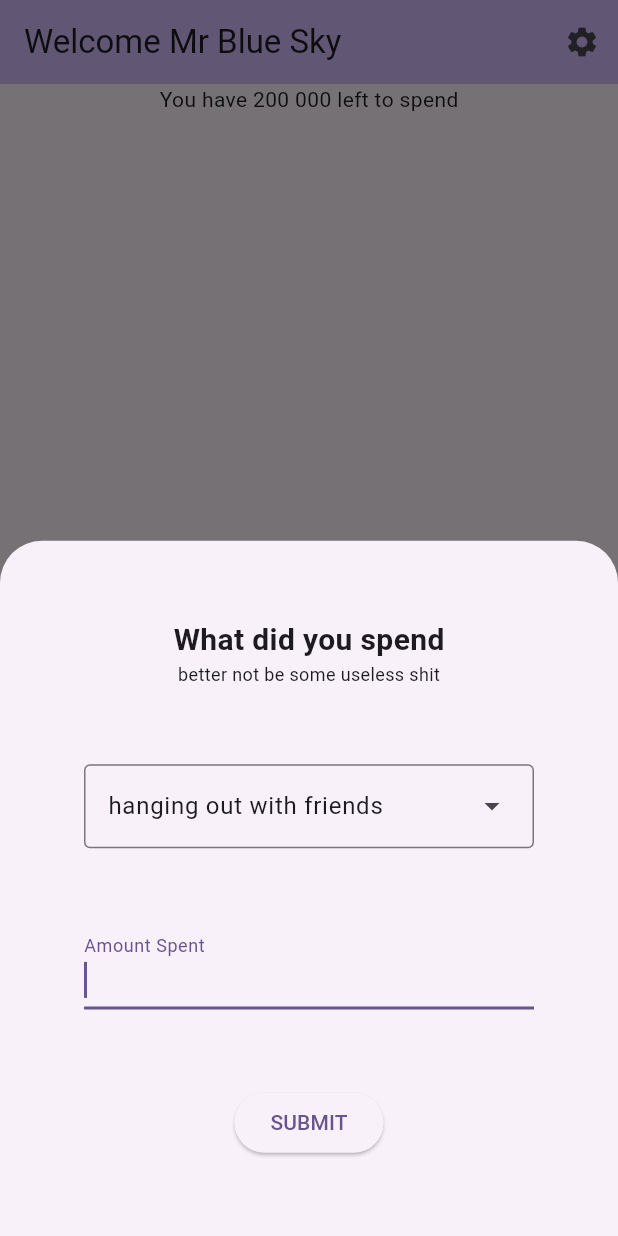
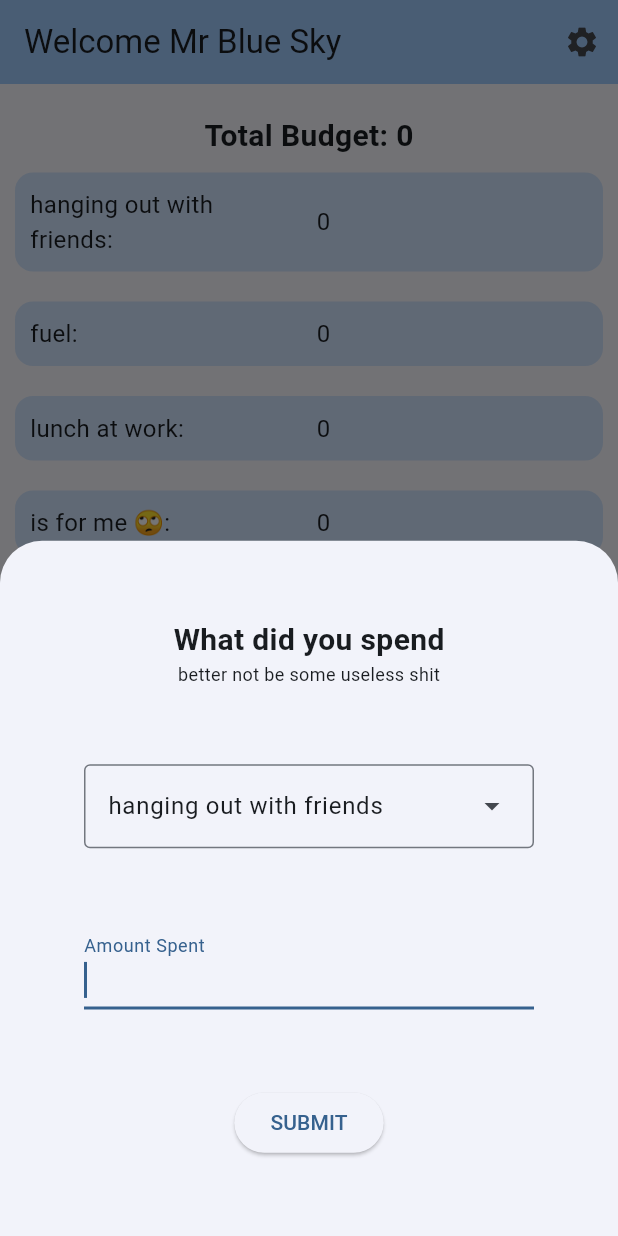
Before and after one commit to Mr-Blue-Sky-0-0/simple_finance_manager, a Flutter app: the screen it shows after launch, after a tap on the "add" icon, on a phone screen of 412 x 824 dp. Run offline on Flutter 3.47's test engine with Material 3 defaults, Android fonts, the phone set to English and light mode, and no system bars; our stand-ins replace gap, get, hive_flutter; accounts and stored records are empty.

Commit message:
1.0.0: types are static you set your limit at the config screen and spend-away, and the home screen shows your remaining balance. 🤓

```diff
--- a/lib/main.dart
+++ b/lib/main.dart
@@ -1,5 +1,7 @@
 import 'package:flutter/material.dart';
 import 'package:flutter/services.dart';
+import 'package:gap/gap.dart';
+import 'package:get/get.dart';
 import 'package:hive_flutter/hive_flutter.dart';
 
 Future<void> main() async {
@@ -15,10 +17,10 @@ class MyApp extends StatelessWidget {
   // This widget is the root of your application.
   @override
   Widget build(BuildContext context) {
-    return MaterialApp(
+    return GetMaterialApp(
       title: 'Finance App',
       theme: ThemeData(
-        colorScheme: ColorScheme.fromSeed(seedColor: Colors.deepPurple),
+        colorScheme: ColorScheme.fromSeed(seedColor: Colors.blue),
         useMaterial3: true,
       ),
       home: const MyHomePage(),
@@ -46,7 +48,11 @@ class _MyHomePageState extends State<MyHomePage> {
                 Navigator.push(
                     context,
                     MaterialPageRoute(
-                      builder: (context) => const ConfigScreen(),
+                      builder: (context) => ConfigScreen(
+                        onConfig: () {
+                          setState(() {});
+                        },
+                      ),
                     ));
               },
               icon: const Icon(
@@ -54,13 +60,47 @@ class _MyHomePageState extends State<MyHomePage> {
               ))
         ],
       ),
-      body: const Center(
+      body: Center(
         child: Column(
           mainAxisAlignment: MainAxisAlignment.start,
           children: <Widget>[
+            const Gap(20),
             Text(
-              'You have 200 000 left to spend',
+              'Total Budget: ${Data.getTotalBudget()}',
+              style: const TextStyle(fontSize: 20, fontWeight: FontWeight.w600),
             ),
+            Obx(() {
+              print(Data.update.value);
+              return Column(
+                children: List<Widget>.generate(
+                  Data.spendTypes.length,
+                  (index) => Padding(
+                    padding: const EdgeInsets.all(10.0),
+                    child: Container(
+                      padding: const EdgeInsets.all(10),
+                      decoration: BoxDecoration(
+                          borderRadius: BorderRadius.circular(12),
+                          color: context.theme.colorScheme.primaryContainer),
+                      child: Row(
+                        children: [
+                          Expanded(
+                              child: Text(
+                            "${Data.spendTypes[index]}: ",
+                            style: const TextStyle(fontSize: 16),
+                          )),
+                          const Gap(10),
+                          Expanded(
+                              child: Text(
+                            Data.getRemaining(index).toString(),
+                            style: const TextStyle(fontSize: 16),
+                          ))
+                        ],
+                      ),
+                    ),
+                  ),
+                ),
+              );
+            })
           ],
         ),
       ),
@@ -68,7 +108,9 @@ class _MyHomePageState extends State<MyHomePage> {
         onPressed: () {
           showModalBottomSheet(
             context: context,
-            builder: (context) => const SpendBottomSheet(),
+            builder: (context) => SpendBottomSheet(
+              onSpent: () {},
+            ),
           );
         },
         tooltip: 'spend',
@@ -79,7 +121,8 @@ class _MyHomePageState extends State<MyHomePage> {
 }
 
 class SpendBottomSheet extends StatefulWidget {
-  const SpendBottomSheet({super.key});
+  const SpendBottomSheet({super.key, required this.onSpent});
+  final void Function() onSpent;
 
   @override
   State<SpendBottomSheet> createState() => _SpendBottomSheetState();
@@ -88,6 +131,8 @@ class SpendBottomSheet extends StatefulWidget {
 class _SpendBottomSheetState extends State<SpendBottomSheet> {
   final spent = Hive.box('spent');
 
+  var type = 0;
+  var amount = 0;
   @override
   Widget build(BuildContext context) {
     return Padding(
@@ -110,6 +155,9 @@ class _SpendBottomSheetState extends State<SpendBottomSheet> {
             ],
           ),
           DropdownMenu(
+              onSelected: (value) {
+                type = value;
+              },
               width: 300,
               initialSelection: 0,
               dropdownMenuEntries: List<DropdownMenuEntry>.generate(
@@ -126,10 +174,18 @@ class _SpendBottomSheetState extends State<SpendBottomSheet> {
               decoration: const InputDecoration(label: Text("Amount Spent")),
               keyboardType: TextInputType.number,
               inputFormatters: [FilteringTextInputFormatter.digitsOnly],
-              onChanged: (value) {},
+              onChanged: (value) {
+                amount = int.tryParse(value) ?? 0;
+              },
             ),
           ),
-          ElevatedButton(onPressed: () {}, child: const Text("SUBMIT"))
+          ElevatedButton(
+              onPressed: () {
+                spent.put(type, amount);
+                Data.update.value++;
+                Get.back();
+              },
+              child: const Text("SUBMIT"))
         ]),
       ),
     );
@@ -137,7 +193,8 @@ class _SpendBottomSheetState extends State<SpendBottomSheet> {
 }
 
 class ConfigScreen extends StatefulWidget {
-  const ConfigScreen({super.key});
+  const ConfigScreen({super.key, required this.onConfig});
+  final void Function() onConfig;
 
   @override
   State<ConfigScreen> createState() => _ConfigScreenState();
@@ -156,7 +213,8 @@ class _ConfigScreenState extends State<ConfigScreen> {
       body: Column(
           mainAxisSize: MainAxisSize.max,
           mainAxisAlignment: MainAxisAlignment.spaceEvenly,
-        children: List.generate(
+          children: [
+            ...List.generate(
               Data.spendTypes.length,
               (index) {
                 int value = 0;
@@ -194,6 +252,7 @@ class _ConfigScreenState extends State<ConfigScreen> {
                               child: TextButton(
                                   onPressed: () async {
                                     await box.put(index, value);
+                                    Data.update.value++;
                                     setState(() {});
                                   },
                                   child: const Text("Confirm")))
@@ -204,7 +263,8 @@ class _ConfigScreenState extends State<ConfigScreen> {
                 );
               },
             ),
-      ),
+            const Text("version 1.0.0")
+          ]),
     );
   }
 }
@@ -217,4 +277,26 @@ class Data {
     "is for me 🙄",
     "other"
   ];
+
+  static int getTotalBudget() {
+    final box = Hive.box('config');
+    List<int> budgets = List<int>.generate(
+      5,
+      (index) => box.get(index, defaultValue: 0),
+    );
+    int total = 0;
+    for (int budget in budgets) {
+      total += budget;
     }
+    return total;
+  }
+
+  static int getRemaining(int index) {
+    final config = Hive.box('config');
+    final spent = Hive.box('spent');
+    return config.get(index, defaultValue: 0) -
+        spent.get(index, defaultValue: 0);
+  }
+
+  static final update = 0.obs;
+}
```
Lines whose indentation alone changed are shown as unchanged.
